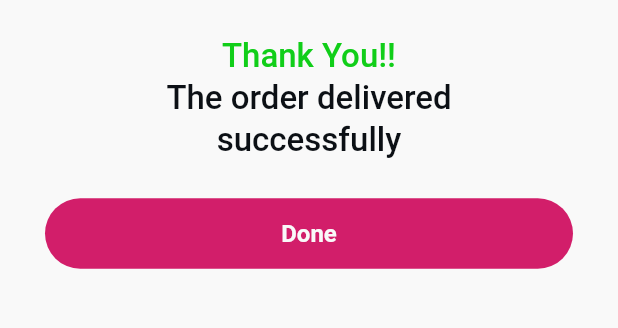
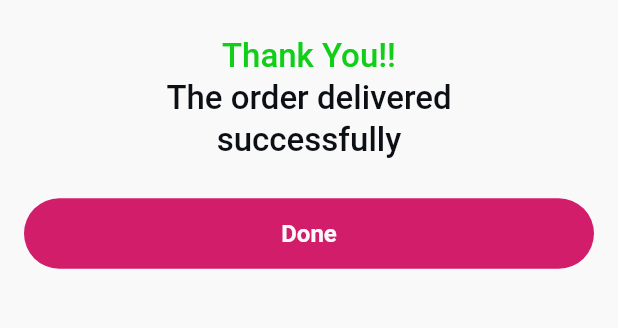
Before and after one commit to ahmedelazab1220/tracking_flower_app, a Flutter app: the SuccessScreen screen opened by its route, on a phone screen of 412 x 824 dp, the part 596-924 px from its top. Run offline on Flutter 3.47's test engine with Material 3 defaults, Android fonts, the phone set to English and light mode, and no system bars; our stand-ins replace dio, easy_localization, equatable, flutter_bloc, flutter_screenutil, flutter_secure_storage and 10 more; accounts and stored records are empty; generated files the repository leaves out were written again.

Commit message:
refactor(success_screen): Adjust padding on success screen
- Changed the overall padding around the content on the success screen from 30.0 to 16.0.

Signed-off-by: PeshoOReda <drmafiaemail13@gmail.com>

```diff
--- a/lib/features/success_screen/presentation/view/success_screen.dart
+++ b/lib/features/success_screen/presentation/view/success_screen.dart
@@ -13,7 +13,7 @@ class SuccessScreen extends StatelessWidget {
     return Scaffold(
       body: Center(
         child: Padding(
-          padding: const EdgeInsets.all(30.0),
+          padding: const EdgeInsets.all(16.0),
           child: Column(
             mainAxisAlignment: MainAxisAlignment.center,
             crossAxisAlignment: CrossAxisAlignment.stretch,
```
